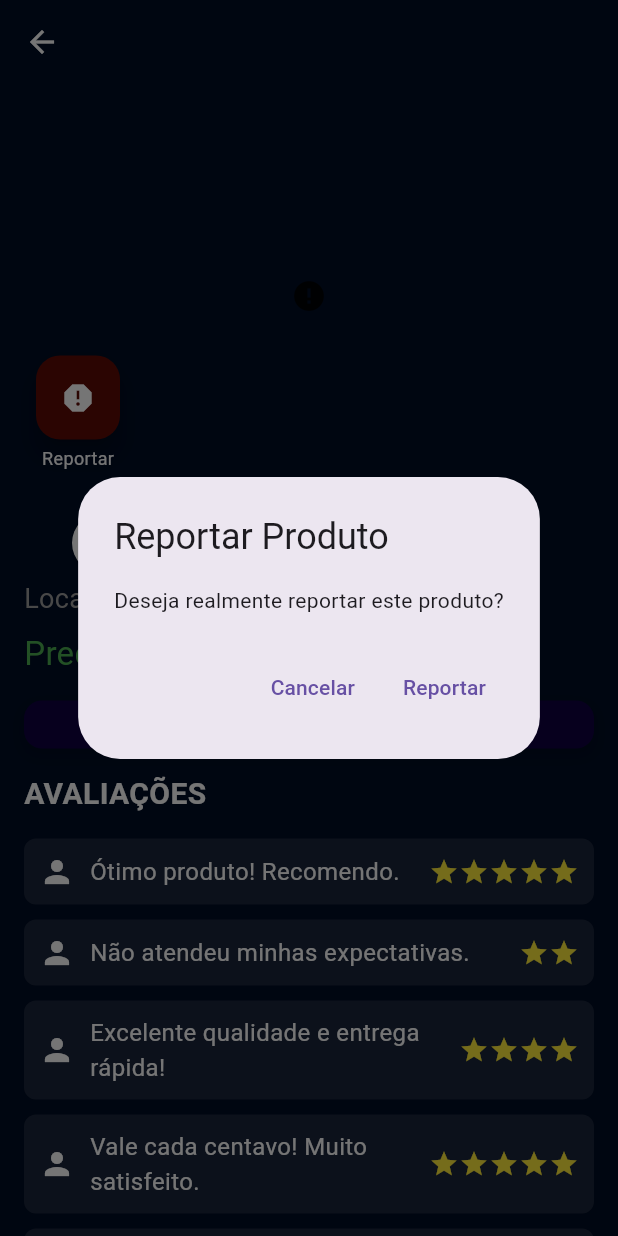
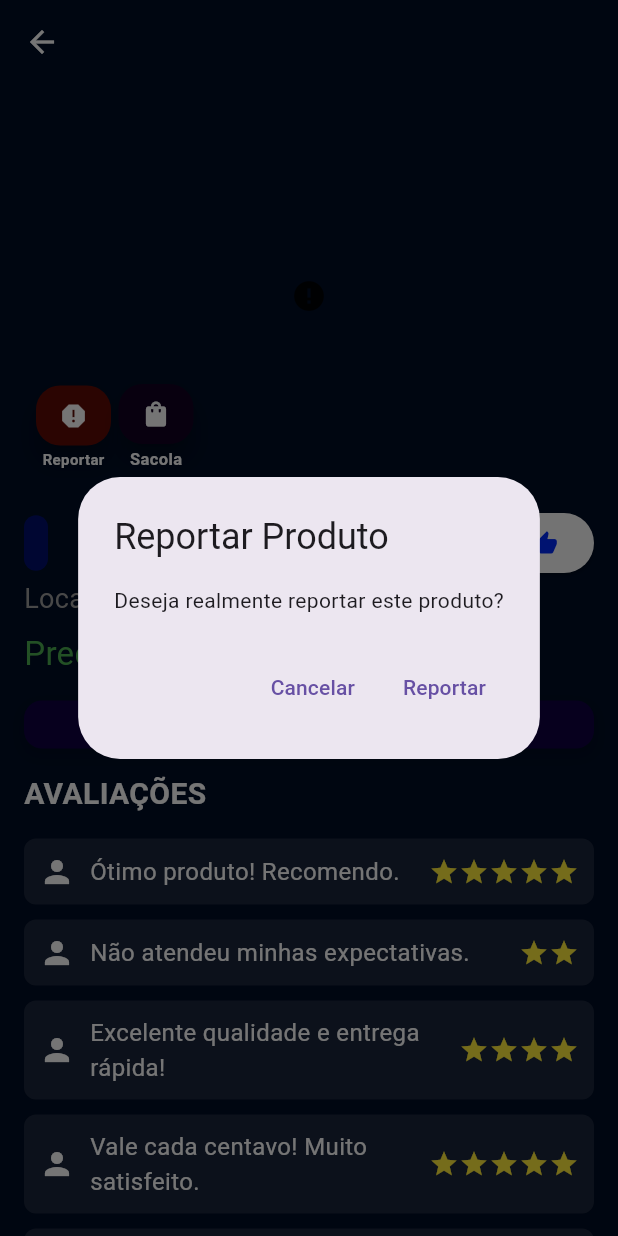
Before and after one commit to CaioAndersonMM/PromoApp-Flutter, a Flutter app: the ProductDetailsPage screen opened directly with empty values, after a tap on the "report" icon, on a phone screen of 412 x 824 dp. Run offline on Flutter 3.47's test engine with Material 3 defaults, Android fonts, the phone set to English and light mode, and no system bars; our stand-ins replace cloud_firestore, firebase_core, geocoding, geolocator, get, image_picker and 2 more; accounts and stored records are empty.

Commit message:
feat: Adicionado botão para colocar item na sacola e melhoria visual dos botões e dos textos de título. #5

```diff
--- a/lib/pages/produtosDetailPage.dart
+++ b/lib/pages/produtosDetailPage.dart
@@ -36,7 +36,7 @@ class ProductDetailsPage extends StatelessWidget {
                 ClipRRect(
                   borderRadius: BorderRadius.circular(10.0),
                   child: SizedBox(
-                    width: double.infinity, // Preenche a largura disponível
+                    width: double.infinity,
                     height: 250,
                     child: product.imageUrl.startsWith('http')
                         ? Image.network(
@@ -57,26 +57,64 @@ class ProductDetailsPage extends StatelessWidget {
                 ),
                 Padding(
                   padding: const EdgeInsets.all(8.0),
-                  child: Column(
-                    mainAxisSize: MainAxisSize
-                        .min, // Permite que a coluna use o mínimo de espaço necessário
+                  child: Row(
+                    mainAxisAlignment:
+                        MainAxisAlignment.start, // Ajuste conforme necessário
                     children: [
-                      FloatingActionButton(
+                      Column(
+                        mainAxisSize: MainAxisSize.min,
+                        children: [
+                          Container(
+                            width: 50,
+                            height: 40,
+                            child: FloatingActionButton(
                               onPressed: () {
-                          // Ação para reportar o produto
                                 _showReportDialog(context);
                               },
-                        backgroundColor: Color.fromARGB(255, 94, 10, 5),
-                        child: const Icon(Icons.report, color: Colors.white),
+                              backgroundColor:
+                                  const Color.fromARGB(255, 94, 10, 5),
+                              child: const Icon(Icons.report,
+                                  color: Colors.white,
+                                  size: 20), // Ajustando o tamanho do ícone
                             ),
-                      const SizedBox(
-                          height: 4), // Espaçamento entre o ícone e o texto
+                          ),
+                          const SizedBox(height: 2),
                           const Text(
                             'Reportar',
                             style: TextStyle(
                                 color: Colors.white,
-                          fontSize: 12, // Tamanho da fonte do texto
+                                fontSize: 10,
+                                fontWeight: FontWeight.bold),
                           ),
+                        ],
+                      ),
+                      const SizedBox(width: 5.0), // Espaço horizontal
+                      Column(
+                        mainAxisSize: MainAxisSize.min,
+                        children: [
+                          Container(
+                            width: 50,
+                            height: 40,
+                            child: FloatingActionButton(
+                              onPressed: () {
+                                _showReportDialog(context);
+                              },
+                              backgroundColor:
+                                  const Color.fromARGB(255, 17, 1, 32),
+                              child: const Icon(Icons.shopping_bag_rounded,
+                                  color: Color.fromARGB(255, 253, 253, 253),
+                                  size: 20), // Ajustando o tamanho do ícone
+                            ),
+                          ),
+                          const SizedBox(height: 2),
+                          const Text(
+                            'Sacola',
+                            style: TextStyle(
+                                color: Colors.white,
+                                fontSize: 11,
+                                fontWeight: FontWeight.bold),
+                          ),
+                        ],
                       ),
                     ],
                   ),
@@ -85,26 +123,59 @@ class ProductDetailsPage extends StatelessWidget {
             ),
             const SizedBox(height: 16.0),
             Row(
+              crossAxisAlignment: CrossAxisAlignment.center,
               children: [
-                Text(
+                Container(
+                  padding: const EdgeInsets.all(8.0),
+                  decoration: BoxDecoration(
+                    color: Color.fromARGB(118, 3, 13, 196),
+                    borderRadius: BorderRadius.circular(12.0),
+                  ),
+                  child: LayoutBuilder(
+                    builder: (context, constraints) {
+                      double fontSizeType = 15.0;
+
+                      // Ajusta o tamanho do texto de product.type com base no comprimento de product.name
+                      if (product.name.length > 10) {
+                        fontSizeType =
+                            14.0; // Diminuir o tamanho da fonte de product.type
+                      }
+
+                      return Text(
                         product.type,
-                  style: const TextStyle(
-                    fontSize: 24,
-                    fontWeight: FontWeight.bold,
-                    backgroundColor: Color.fromARGB(255, 38, 31, 73),
-                    color: Color.fromARGB(255, 255, 255, 255),
-                  ),
-                ),
-                const SizedBox(width: 16.0),
-                Text(
-                  product.name,
-                  style: const TextStyle(
-                    fontSize: 24,
+                        style: TextStyle(
+                          fontSize: fontSizeType,
                           fontWeight: FontWeight.bold,
                           color: Color.fromARGB(255, 255, 255, 255),
                         ),
+                        overflow: TextOverflow.ellipsis,
+                        maxLines: 1,
+                      );
+                    },
                   ),
-                const SizedBox(width: 16.0),
+                ),
+                const SizedBox(
+                    width: 10.0), // Espaço entre o tipo do produto e o nome
+                Expanded(
+                  child: LayoutBuilder(
+                    builder: (context, constraints) {
+                      double fontSizeName =
+                          product.name.length > 10 ? 17.0 : 22.0;
+                      return Text(
+                        product.name,
+                        style: TextStyle(
+                          fontSize: fontSizeName,
+                          fontWeight: FontWeight.bold,
+                          color: Color.fromARGB(255, 255, 255, 255),
+                        ),
+                        maxLines: 1,
+                        overflow: TextOverflow
+                            .ellipsis, // Adiciona reticências se o texto for muito longo
+                      );
+                    },
+                  ),
+                ),
+                // Botões de avaliação
                 ElevatedButton(
                   onPressed: () {
                     // Ação para avaliar o produto (thumb down)
@@ -117,7 +188,7 @@ class ProductDetailsPage extends StatelessWidget {
                     color: Color.fromARGB(255, 230, 1, 1),
                   ),
                 ),
-                const SizedBox(width: 5.0), // Espaço entre os botões
+                const SizedBox(width: 5.0),
                 ElevatedButton(
                   onPressed: () {
                     // Ação para avaliar o produto (thumb up)
@@ -164,7 +235,7 @@ class ProductDetailsPage extends StatelessWidget {
               padding:
                   const EdgeInsets.all(16.0), // Adicionando padding interno
               // child: Text(
-              //   product.description, // Supondo que o modelo ProductItem tenha uma descrição
+              //   product.description, // ProductItem deve ter uma descrição
               //   style: const TextStyle(
               //     color: Colors.white, // Cor do texto
               //     fontSize: 16, // Tamanho da fonte
@@ -172,7 +243,6 @@ class ProductDetailsPage extends StatelessWidget {
               // ),
             ),
             const SizedBox(height: 16.0),
-            // Adicionando o título para as avaliações
             const Text(
               'AVALIAÇÕES',
               style: TextStyle(
@@ -273,7 +343,7 @@ class ProductDetailsPage extends StatelessWidget {
             ),
             TextButton(
               onPressed: () {
-                // Aqui você pode adicionar a lógica para reportar o produto
+                //Lógica para reportar o produto
                 Navigator.of(context).pop(); // Fecha o diálogo
               },
               child: const Text("Reportar"),
```
Lines whose indentation alone changed are shown as unchanged.
